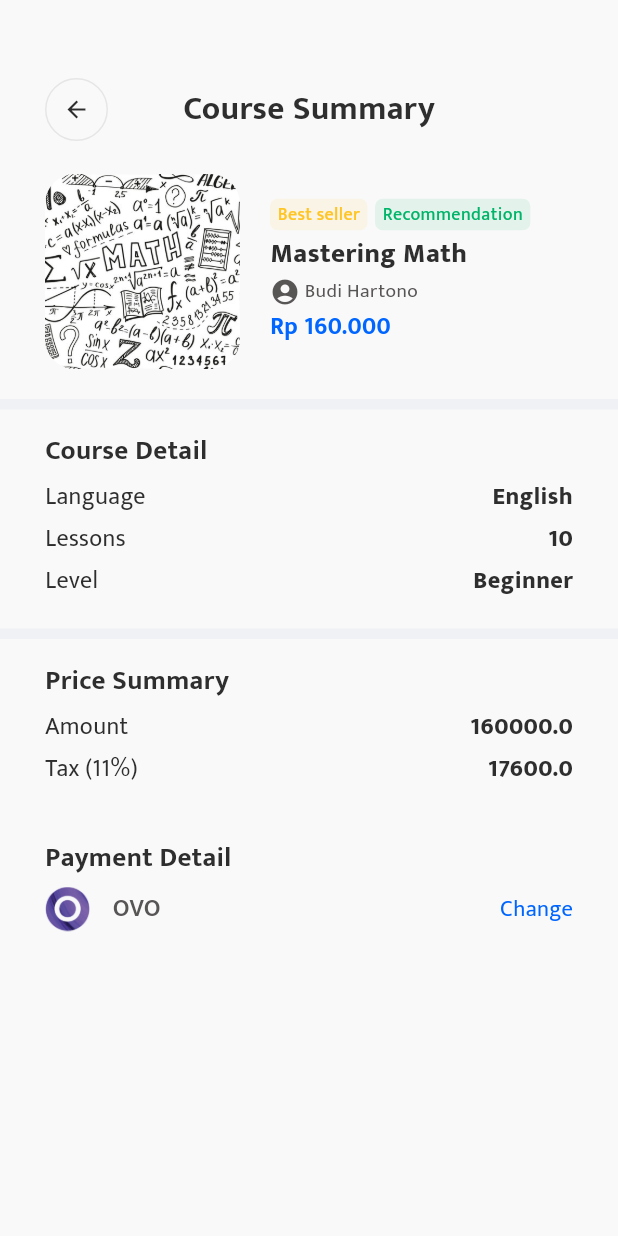
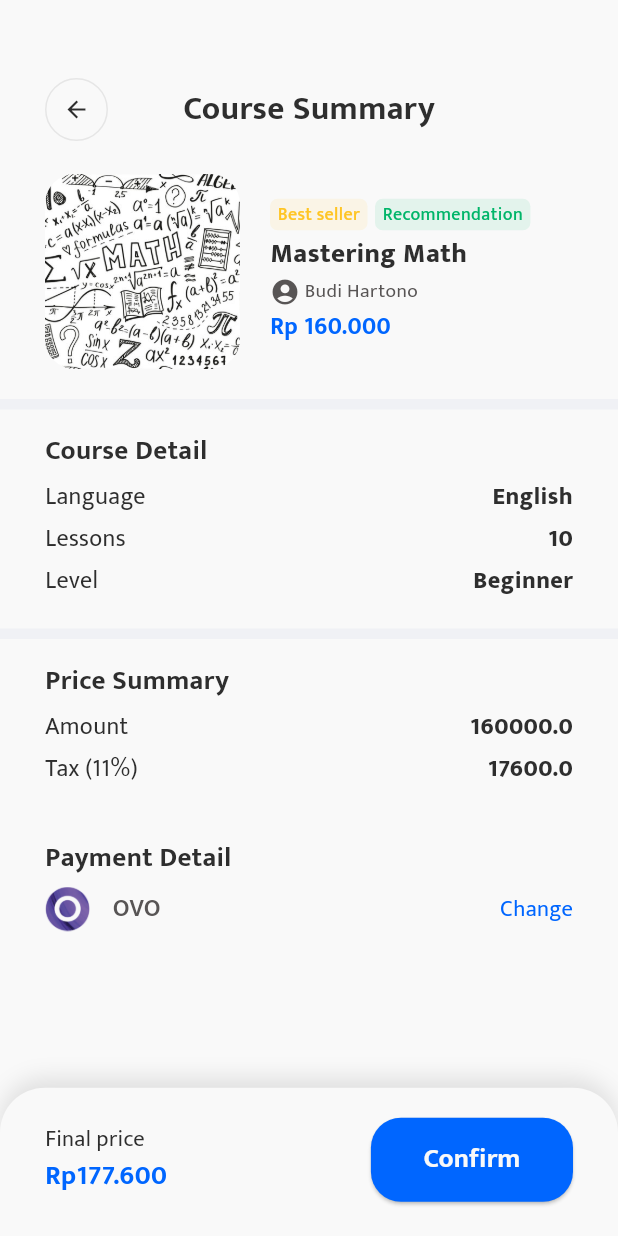
Before and after one commit to felix-malvin/quality_education_flutter_app, a Flutter app: the CourseSummaryPage screen opened directly with sample values from the repository, on a phone screen of 412 x 824 dp. Run offline on Flutter 3.47's test engine with Material 3 defaults, Android fonts, the phone set to English and light mode, and no system bars.

Commit message:
Menambahkan Final Price section

```diff
--- a/lib/pages/course_summary.dart
+++ b/lib/pages/course_summary.dart
@@ -26,6 +26,7 @@ class _CourseSummaryPage extends State<CourseSummaryPage> {
   @override
   Widget build(BuildContext context) {
     var media = MediaQuery.of(context).size;
+    var finalPrice = (1.11 * widget.course.price).toInt();
 
     void _navigateAndSelectMethod() async {
       final result = await Navigator.push(
@@ -64,6 +65,7 @@ class _CourseSummaryPage extends State<CourseSummaryPage> {
               ],
             ),
           ),
+          _buildFinalPriceSection(media, finalPrice),
         ],
       ),
     );
@@ -392,7 +394,15 @@ class _CourseSummaryPage extends State<CourseSummaryPage> {
     );
   }
 
-  Widget _buildFinalPriceSection(media) {
+  Widget _buildFinalPriceSection(media, finalPrice) {
+    String formatRupiah(amount) {
+      String result = amount.toString().replaceAllMapped(
+        RegExp(r'(\d)(?=(\d{3})+(?!\d))'),
+        (Match match) => '${match[1]}.',
+      );
+      return 'Rp$result';
+    }
+
     return Align(
       alignment: Alignment.bottomCenter,
       child: Container(
@@ -433,7 +443,7 @@ class _CourseSummaryPage extends State<CourseSummaryPage> {
                     ),
                     SizedBox(height: 1),
                     Text(
-                      'Rp 160.000',
+                      formatRupiah(finalPrice),
                       style: TextStyle(
                         fontSize: 18,
                         color: Color(0xFF0066FF),
```
